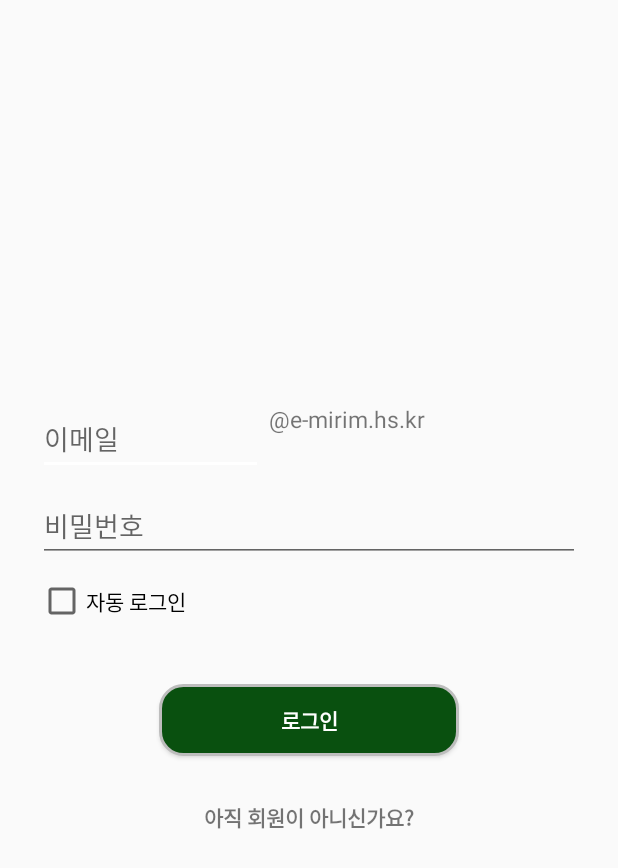
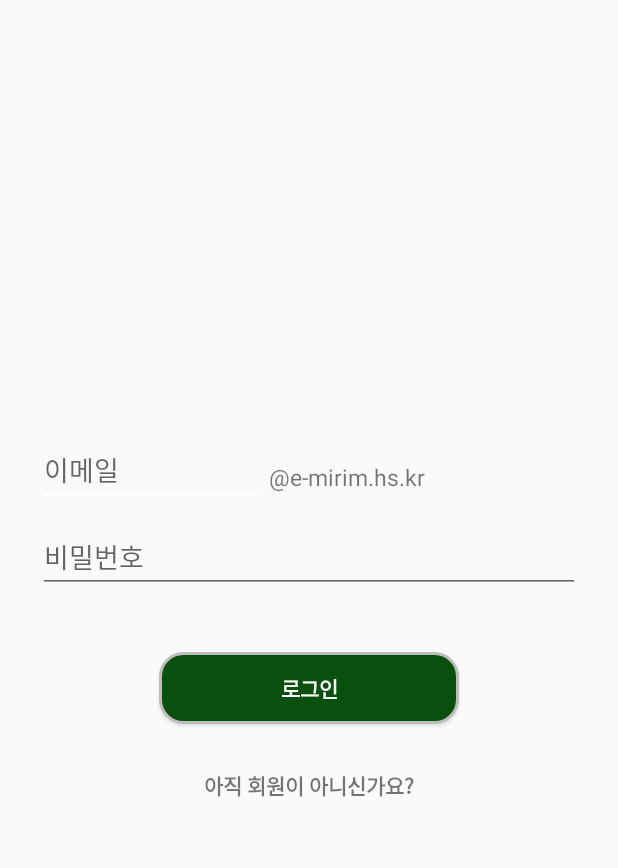
Before and after one commit to kibanana/MirimAPP, an Android app: the layout activity_login.xml on its own in the app's theme, with its tools: preview values and no code run, on a phone screen of 412 x 824 dp. Shown: the top 868 px of the screen. Run offline under Robolectric (Android 15) with nearby library versions, the phone set to English and light mode, and no system bars.

Commit message:
activity_login.xml 수정

```diff
--- a/app/src/main/java/com/dahyeon/mirim/activities/SplashActivity.kt
+++ b/app/src/main/java/com/dahyeon/mirim/activities/SplashActivity.kt
@@ -2,7 +2,6 @@ package com.dahyeon.mirim.activities
 
 import android.content.Intent
 import android.os.Bundle
-import android.util.Log
 import com.dahyeon.mirim.R
 import com.dahyeon.mirim.models.AuthModel
 import com.dahyeon.mirim.network.Connector
--- a/app/src/main/java/com/dahyeon/mirim/network/Res.kt
+++ b/app/src/main/java/com/dahyeon/mirim/network/Res.kt
@@ -8,7 +8,7 @@ import retrofit2.*
 /**
  * Created by root1 on 2017. 11. 23..
  */
-abstract class Res<T>(val context: Context, val check401: Boolean = true): Callback<T> {
+abstract class Res<T>(val context: Context): Callback<T> {
 
     abstract fun callBack(code: Int, body: T?)
 
@@ -18,12 +18,6 @@ abstract class Res<T>(val context: Context, val check401: Boolean = true): Callb
     override fun onResponse(call: Call<T>?, response: Response<T>) {
         val code = response.code()
         val body = response.body()
-
-        if (code == 401 && check401) {
-            ViewUtil.showToast(context, "다시 로그인 하세요")
-            TokenUtil.removeToken(context)
-        }
-
         when(code) {
             500 -> ViewUtil.showToast(context, "서버 오류")
             422 -> {
--- a/app/src/main/res/layout/activity_login.xml
+++ b/app/src/main/res/layout/activity_login.xml
@@ -15,7 +15,7 @@
         android:layout_height="wrap_content"
         android:orientation="horizontal">
     <EditText
-        android:id="@+id/email_in"
+        android:id="@+id/edittext_main_email"
         android:layout_width="150dp"
         android:layout_height="wrap_content"
         android:hint="@string/email"
@@ -29,12 +29,13 @@
         android:layout_width="150dp"
         android:layout_height="wrap_content"
         android:text=" @e-mirim.hs.kr "
-        android:textSize="15dp"
-        android:layout_gravity="right"/>
+        android:textSize="15sp"
+        android:layout_gravity="center_vertical"/>
+
     </LinearLayout>
 
     <EditText
-        android:id="@+id/password_in"
+        android:id="@+id/edittext_main_password"
         android:layout_width="match_parent"
         android:layout_height="wrap_content"
         android:hint="@string/password"
@@ -46,22 +47,15 @@
         android:singleLine="true"
         android:layout_marginBottom="10dp"/>
 
-    <CheckBox
-        android:id="@+id/ck_auto"
-        android:layout_width="wrap_content"
-        android:layout_height="wrap_content"
-        android:layout_gravity="left"
-        android:text="@string/ck_auto"
-        android:layout_marginBottom="10dp"/>
-
     <TextView
         android:id="@+id/because_in"
         android:layout_width="match_parent"
         android:layout_height="wrap_content"
         android:textColor="#ff0000"
         android:layout_gravity="left"/>
+
     <Button
-        android:id="@+id/btn_in"
+        android:id="@+id/button_main_login"
         style="?android:textAppearanceSmall"
         android:layout_width="200dp"
         android:layout_gravity="center"
@@ -74,9 +68,8 @@
         />
 
     <TextView
-        android:id="@+id/text_in"
+        android:id="@+id/textview_main_signup"
         style="?android:textAppearanceSmall"
-        android:clickable="true"
         android:layout_width="wrap_content"
         android:layout_height="wrap_content"
         android:layout_marginTop="30dp"
@@ -84,5 +77,4 @@
         android:textStyle="bold"
         />
 
-
 </LinearLayout>
```
